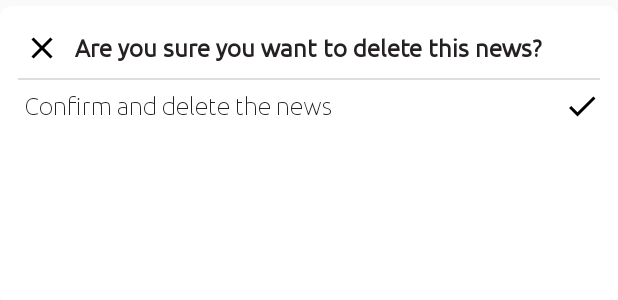
After one commit to publicclassoverflow/TinNews, an Android app: the layout bottomdialog_layout.xml on its own in the app's theme, with its tools: preview values and no code run, on a phone screen of 412 x 824 dp. The commit adds this screen. Shown: the top 300 px of the screen. Run offline under Robolectric (Android 15) with nearby library versions, the phone set to English and light mode, and no system bars; network calls fail.

Commit message:
Single News Deletion
Long press to select a news item in the saved news tab to launch a bottom dialog to confirm the deletion of it.

```diff
--- a/app/src/main/java/com/coollime/tinnews/profile/TinProfileFragment.java
+++ b/app/src/main/java/com/coollime/tinnews/profile/TinProfileFragment.java
@@ -94,5 +94,6 @@ public class TinProfileFragment extends MvpFragment<ProfileContract.Presenter> i
     @Override
     public void onCacheCleared() {
         Toast.makeText(getContext(), "Saved news has been deleted", Toast.LENGTH_SHORT).show();
+        tinFragmentManager.showSnackBar(getString(R.string.cache_cleared));
     }
 }
--- a/app/src/main/java/com/coollime/tinnews/save/SavedNewsContract.java
+++ b/app/src/main/java/com/coollime/tinnews/save/SavedNewsContract.java
@@ -15,9 +15,13 @@ public interface SavedNewsContract {
 
     interface Presenter extends MvpContract.Presenter<View, Model> {
         void loadSavedNews(List<News> newsList);
+
+        SavedNewsPresenter.DeleteListener getOnDeleteListener();
     }
 
     interface Model extends MvpContract.Model<Presenter> {
         void fetchData();
+
+        void deleteNews(News news);
     }
 }
--- a/app/src/main/java/com/coollime/tinnews/save/SavedNewsFragment.java
+++ b/app/src/main/java/com/coollime/tinnews/save/SavedNewsFragment.java
@@ -2,7 +2,6 @@ package com.coollime.tinnews.save;
 
 import android.os.Bundle;
 import android.support.v4.app.Fragment;
-import android.support.v4.app.FragmentManager;
 import android.support.v7.widget.LinearLayoutManager;
 import android.support.v7.widget.RecyclerView;
 import android.view.LayoutInflater;
@@ -14,7 +13,6 @@ import com.coollime.tinnews.R;
 import com.coollime.tinnews.common.ViewModelAdapter;
 import com.coollime.tinnews.mvp.MvpFragment;
 import com.coollime.tinnews.retrofit.response.News;
-import com.coollime.tinnews.save.detail.SavedNewsDetailedFragment;
 
 import java.util.LinkedList;
 import java.util.List;
@@ -45,7 +43,6 @@ public class SavedNewsFragment extends MvpFragment<SavedNewsContract.Presenter>
         savedNewsAdapter = new ViewModelAdapter();
         recyclerView.setAdapter(savedNewsAdapter);
         return view;
-
     }
 
     @Override
@@ -62,7 +59,8 @@ public class SavedNewsFragment extends MvpFragment<SavedNewsContract.Presenter>
         }
         List<SavedNewsViewModel> models = new LinkedList<>();
         for (News news : newsList) {
-            models.add(new SavedNewsViewModel(news, tinFragmentManager));
+            models.add(new SavedNewsViewModel(R.layout.saved_news_item, news, tinFragmentManager,
+                    presenter.getOnDeleteListener()));
         }
         savedNewsAdapter.addViewModels(models);
     }
--- a/app/src/main/java/com/coollime/tinnews/tin/TinPresenter.java
+++ b/app/src/main/java/com/coollime/tinnews/tin/TinPresenter.java
@@ -65,5 +65,4 @@ public class TinPresenter implements TinContract.Presenter {
             this.model.fetchData(countryEvent.country);
         }
     }
-
 }
--- /dev/null
+++ b/app/src/main/res/drawable/bottom_dialog_background.xml
@@ -0,0 +1,10 @@
+<?xml version="1.0" encoding="utf-8"?>
+<shape xmlns:android="http://schemas.android.com/apk/res/android">
+    <solid android:color="@color/white" />
+    <corners android:radius="@dimen/eight_dp"/>
+    <padding
+        android:bottom="10dp"
+        android:left="10dp"
+        android:right="10dp"
+        android:top="10dp" />
+</shape>
--- /dev/null
+++ b/app/src/main/res/drawable/ic_done_black_24dp.xml
@@ -0,0 +1,9 @@
+<vector xmlns:android="http://schemas.android.com/apk/res/android"
+        android:width="24dp"
+        android:height="24dp"
+        android:viewportWidth="24.0"
+        android:viewportHeight="24.0">
+    <path
+        android:fillColor="#FF000000"
+        android:pathData="M9,16.2L4.8,12l-1.4,1.4L9,19 21,7l-1.4,-1.4L9,16.2z"/>
+</vector>
--- /dev/null
+++ b/app/src/main/res/layout/bottomdialog_layout.xml
@@ -0,0 +1,70 @@
+<?xml version="1.0" encoding="utf-8"?>
+
+<LinearLayout xmlns:android="http://schemas.android.com/apk/res/android"
+    xmlns:app="http://schemas.android.com/apk/res-auto"
+    android:layout_width="match_parent"
+    android:layout_height="200dp"
+    android:layout_marginTop="@dimen/four_dp"
+    android:background="@drawable/bottom_dialog_background"
+    android:orientation="vertical"
+    android:padding="8dp">
+
+    <RelativeLayout
+        android:layout_width="match_parent"
+        android:layout_height="wrap_content">
+
+        <ImageView
+            android:layout_width="24dp"
+            android:layout_height="24dp"
+            android:layout_alignParentStart="true"
+            android:layout_centerVertical="true"
+            android:layout_margin="@dimen/eight_dp"
+            android:id="@+id/back"
+            app:srcCompat="@drawable/ic_close_black_24dp"/>
+
+        <TextView
+            android:layout_width="wrap_content"
+            android:layout_height="wrap_content"
+            android:layout_centerInParent="true"
+            android:fontFamily="@font/ubuntu_regular"
+            android:padding="8dp"
+            android:text="@string/bottom_header"
+            android:textSize="16sp"
+            android:textStyle="bold" />
+
+    </RelativeLayout>
+
+
+    <View
+        android:layout_width="match_parent"
+        android:layout_height="1dp"
+        android:layout_marginLeft="@dimen/four_dp"
+        android:layout_marginRight="@dimen/four_dp"
+        android:background="@color/light_gray" />
+
+    <RelativeLayout
+        android:id="@+id/delete"
+        android:layout_width="match_parent"
+        android:layout_height="wrap_content"
+        android:focusable="true"
+        android:foreground="?android:attr/selectableItemBackgroundBorderless"
+        android:orientation="horizontal"
+        android:padding="4dp">
+
+        <TextView
+            android:layout_width="match_parent"
+            android:layout_height="wrap_content"
+            android:padding="@dimen/four_dp"
+            android:text="@string/confirm_deletion"
+            android:fontFamily="@font/ubuntu_light"
+            android:textSize="16sp" />
+
+        <ImageView
+            android:layout_width="24dp"
+            android:layout_height="24dp"
+            android:layout_alignParentEnd="true"
+            android:layout_centerVertical="true"
+            app:srcCompat="@drawable/ic_done_black_24dp" />
+
+    </RelativeLayout>
+</LinearLayout>
--- a/app/src/main/res/values/strings.xml
+++ b/app/src/main/res/values/strings.xml
@@ -17,10 +17,13 @@
     <!-- Profile/Settings -->
     <string name="clear_cache">Clear Cache</string>
     <string name="setting">Setting</string>
+    <string name="cache_cleared">All news deleted</string>
 
     <!-- News Source -->
     <string name="change_source">Change Source</string>
     <string name="cn">cn</string>
     <string name="us">us</string>
     <string name="de">de</string>
+    <string name="bottom_header">Are you sure you want to delete this news?</string>
+    <string name="confirm_deletion">Confirm and delete the news</string>
 </resources>
```
Also changed, not shown: app/src/main/java/com/coollime/tinnews/common/LongPressGesture.java (added, +51 -0 lines), app/src/main/java/com/coollime/tinnews/database/NewsDao.java (+6 -1 lines), app/src/main/java/com/coollime/tinnews/save/SavedNewsModel.java (+17 -2 lines), app/src/main/java/com/coollime/tinnews/save/SavedNewsPresenter.java (+11 -0 lines), app/src/main/java/com/coollime/tinnews/save/SavedNewsViewModel.java (+40 -3 lines), app/src/main/java/com/coollime/tinnews/save/detail/TinNewsBottomDialog.java (added, +29 -0 lines), app/src/main/res/values/styles.xml (+11 -1 lines).
